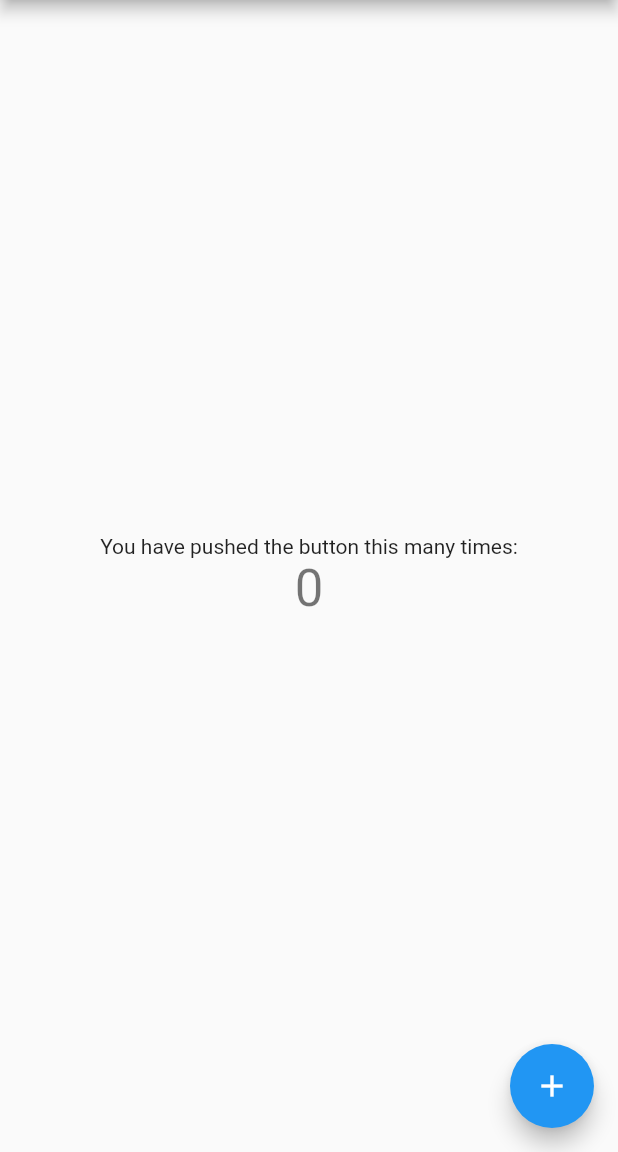
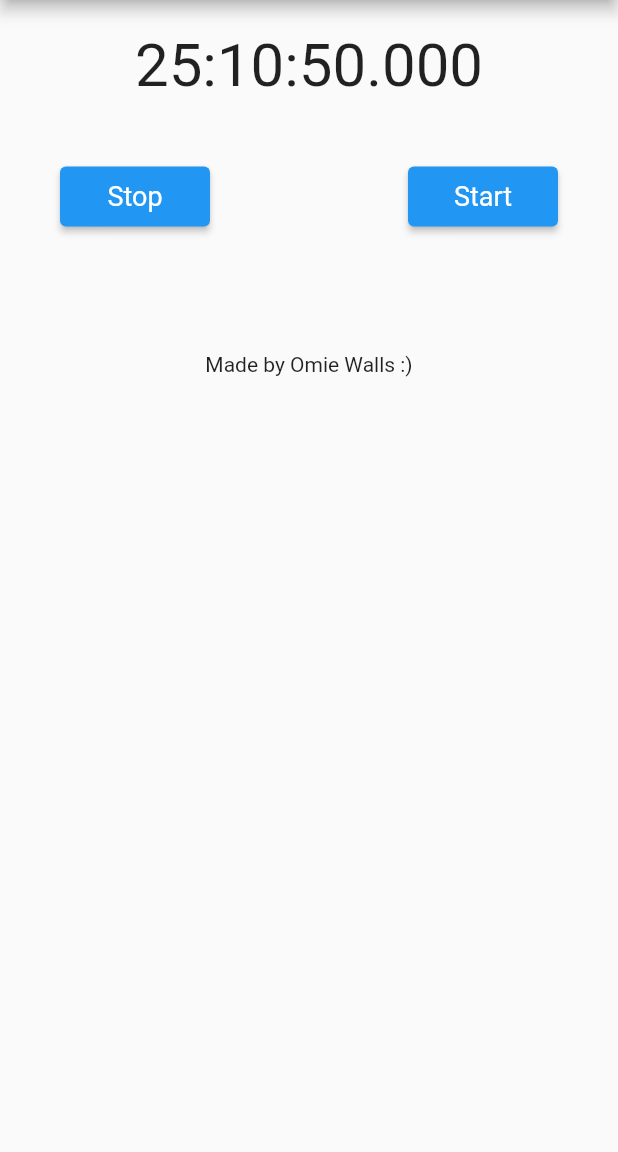
Before and after one commit to GitsAndGlamour/flutter_stopwatch, a Flutter app: the screen it shows after launch, on a phone screen of 412 x 824 dp, the part 84-1236 px from its top. Run offline on Flutter 3.47's test engine with Material 2 defaults, Android fonts, the phone set to English and light mode, and no system bars; missing offline and left inert: test.

Commit message:
First Step
Created frame for stopwatch.
Created timer.
Added unit tests for formatting logic.

```diff
--- a/lib/main.dart
+++ b/lib/main.dart
@@ -1,3 +1,5 @@
+import 'dart:async';
+import 'format.dart';
 import 'package:flutter/material.dart';
 
 void main() {
@@ -12,54 +14,89 @@ class StopwatchApp extends StatelessWidget {
       theme: ThemeData(
         primarySwatch: Colors.blue,
       ),
-      home: StopwatchPage(title: 'Flutter Stopwatch'),
+      home: StopwatchPage(),
       debugShowCheckedModeBanner: false,
     );
   }
 }
 
 class StopwatchPage extends StatefulWidget {
-  StopwatchPage({Key? key, required this.title}) : super(key: key);
-  final String title;
+  StopwatchPage({Key? key}) : super(key: key);
 
   @override
   _StopwatchPageState createState() => _StopwatchPageState();
 }
 
 class _StopwatchPageState extends State<StopwatchPage> {
-  int _counter = 0;
+  int _duration = 3665000;
+  late Timer _timer;
+  bool isSet = false;
 
-  void _incrementCounter() {
+  void _increment(Timer timer) {
+    if (_timer.isActive) {
+      setState(() {
+        _duration++;
+      });
+    }
+  }
+
+  void _start() {
     setState(() {
-      _counter++;
+      if (!isSet) {
+        _timer = Timer.periodic(Duration(milliseconds: 1), _increment);
+        isSet = true;
+      }
     });
+  }
+
+  void _stop() {
+    _timer.cancel();
   }
 
   @override
   Widget build(BuildContext context) {
+    final ButtonStyle buttonStyle =
+    ElevatedButton.styleFrom(
+        minimumSize: Size(100, 40),
+        textStyle: const TextStyle(fontSize: 18)
+    );
+
+
     return Scaffold(
       appBar: AppBar(
-        title: Text(widget.title),
+        title: Text('Flutter Stopwatch'),
       ),
-      body: Center(
+      body: Padding(
+        padding: EdgeInsets.fromLTRB(0, 20, 0, 20),
         child: Column(
-          mainAxisAlignment: MainAxisAlignment.center,
           children: <Widget>[
-            Text(
-              'You have pushed the button this many times:',
+            Text(elapsedTime(_duration),
+              style: TextStyle(
+                fontSize: 40,
+              )),
+            Container(
+              padding:  EdgeInsets.all(40),
+              child: Row(
+                mainAxisAlignment: MainAxisAlignment.spaceBetween,
+                children: [
+                  ElevatedButton(
+                    style: buttonStyle,
+                    onPressed: _stop,
+                    child: Text('Stop')),
+                  ElevatedButton(
+                    style: buttonStyle,
+                    onPressed: _start,
+                    child: Text('Start')),
+                ],
+              )
             ),
-            Text(
-              '$_counter',
-              style: Theme.of(context).textTheme.headline4,
-            ),
+            Container(
+              margin: EdgeInsets.fromLTRB(0, 40, 0, 20),
+              child: Text("Made by Omie Walls :)"),
+            )
           ],
         ),
       ),
-      floatingActionButton: FloatingActionButton(
-        onPressed: _incrementCounter,
-        tooltip: 'Increment',
-        child: Icon(Icons.add),
-      ), // This trailing comma makes auto-formatting nicer for build methods.
     );
   }
 }
--- a/pubspec.yaml
+++ b/pubspec.yaml
@@ -32,6 +32,7 @@ dependencies:
 dev_dependencies:
   flutter_test:
     sdk: flutter
+  test: ^1.16.8
 
 # For information on the generic Dart part of this file, see the
 # following page: https://dart.dev/tools/pub/pubspec
```
Also changed, not shown: lib/format.dart (added, +28 -0 lines), lib/tests/format.test.dart (added, +155 -0 lines), pubspec.lock, 1 other file.
